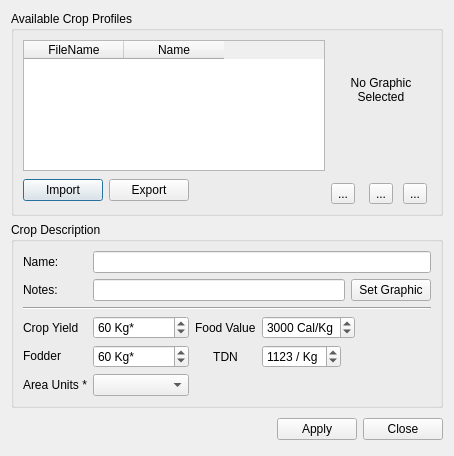
Qt form src/ui/lacropmanagerbase.ui (arkygeek/landuseanalyst) before a commit.
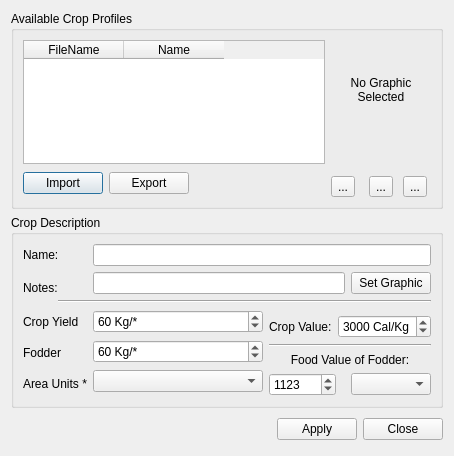
The same form after that commit. Icons and pictures are not drawn.

Commit message: lacrop and lacropmanager updated to incorporate additional fields required for dairy and dual values for energy type of fodder

Patch:
```diff
--- a/src/ui/lacropmanagerbase.ui
+++ b/src/ui/lacropmanagerbase.ui
@@ -15,49 +15,25 @@
   <property name="windowIcon" >
    <iconset resource="../resources/resources.qrc" >:/la_icon_small.png</iconset>
   </property>
-  <layout class="QGridLayout" >
+  <layout class="QGridLayout" name="gridLayout_2" >
    <item row="0" column="0" colspan="3" >
     <widget class="QGroupBox" name="grpProfiles" >
      <property name="title" >
       <string>Available Crop Profiles</string>
      </property>
      <layout class="QGridLayout" >
-      <property name="leftMargin" >
+      <property name="margin" >
        <number>9</number>
       </property>
-      <property name="topMargin" >
-       <number>9</number>
-      </property>
-      <property name="rightMargin" >
-       <number>9</number>
-      </property>
-      <property name="bottomMargin" >
-       <number>9</number>
-      </property>
-      <property name="horizontalSpacing" >
-       <number>6</number>
-      </property>
-      <property name="verticalSpacing" >
+      <property name="spacing" >
        <number>6</number>
       </property>
       <item rowspan="2" row="0" column="3" >
        <layout class="QGridLayout" >
-        <property name="leftMargin" >
+        <property name="margin" >
          <number>0</number>
         </property>
-        <property name="topMargin" >
-         <number>0</number>
-        </property>
-        <property name="rightMargin" >
-         <number>0</number>
-        </property>
-        <property name="bottomMargin" >
-         <number>0</number>
-        </property>
-        <property name="horizontalSpacing" >
-         <number>6</number>
-        </property>
-        <property name="verticalSpacing" >
+        <property name="spacing" >
          <number>6</number>
         </property>
         <item row="2" column="0" >
@@ -266,15 +242,15 @@
      <property name="title" >
       <string>Crop Description</string>
      </property>
-     <layout class="QGridLayout" >
-      <item row="0" column="0" >
+     <layout class="QGridLayout" name="gridLayout" >
+      <item row="0" column="0" colspan="2" >
        <widget class="QLabel" name="label" >
         <property name="text" >
          <string>Name:</string>
         </property>
        </widget>
       </item>
-      <item row="0" column="1" colspan="3" >
+      <item row="0" column="2" colspan="4" >
        <widget class="QLineEdit" name="leName" >
         <property name="whatsThis" >
          <string>&lt;html>&lt;head>&lt;meta name="qrichtext" content="1" />&lt;style type="text/css">
@@ -284,14 +260,14 @@
         </property>
        </widget>
       </item>
-      <item row="1" column="0" >
+      <item rowspan="2" row="1" column="0" colspan="2" >
        <widget class="QLabel" name="label_4" >
         <property name="text" >
          <string>Notes:</string>
         </property>
        </widget>
       </item>
-      <item row="1" column="1" colspan="2" >
+      <item row="1" column="2" colspan="3" >
        <widget class="QLineEdit" name="leDescription" >
         <property name="whatsThis" >
          <string>&lt;html>&lt;head>&lt;meta name="qrichtext" content="1" />&lt;style type="text/css">
@@ -301,7 +277,7 @@
         </property>
        </widget>
       </item>
-      <item row="1" column="3" >
+      <item row="1" column="5" >
        <widget class="QPushButton" name="pbnCropPic" >
         <property name="sizePolicy" >
          <sizepolicy vsizetype="Fixed" hsizetype="Fixed" >
@@ -314,14 +290,14 @@
         </property>
        </widget>
       </item>
-      <item row="2" column="0" colspan="4" >
+      <item row="2" column="1" colspan="5" >
        <widget class="Line" name="line_2" >
         <property name="orientation" >
          <enum>Qt::Horizontal</enum>
         </property>
        </widget>
       </item>
-      <item rowspan="2" row="3" column="0" >
+      <item rowspan="5" row="3" column="0" colspan="2" >
        <layout class="QVBoxLayout" >
         <item>
          <widget class="QLabel" name="labelPlantDescription4" >
@@ -382,10 +358,10 @@
         </item>
        </layout>
       </item>
-      <item rowspan="2" row="3" column="1" >
+      <item rowspan="5" row="3" column="2" >
        <layout class="QVBoxLayout" >
         <item>
-         <widget class="QSpinBox" name="spinBoxCropYield" >
+         <widget class="QSpinBox" name="sbCropYield" >
           <property name="sizePolicy" >
            <sizepolicy vsizetype="Fixed" hsizetype="Expanding" >
             <horstretch>0</horstretch>
@@ -405,7 +381,7 @@
 &lt;p style=" margin-top:0px; margin-bottom:0px; margin-left:0px; margin-right:0px; -qt-block-indent:0; text-indent:0px;">Here you must enter what you think the average yield for the crop would have been. This is a measure of Kg produced per the given area of sown land.&lt;/p>&lt;/body>&lt;/html></string>
           </property>
           <property name="suffix" >
-           <string> Kg*</string>
+           <string> Kg/*</string>
           </property>
           <property name="maximum" >
            <number>400</number>
@@ -416,7 +392,7 @@
          </widget>
         </item>
         <item>
-         <widget class="QSpinBox" name="spinBoxCropFodderProduction" >
+         <widget class="QSpinBox" name="sbCropFodderProduction" >
           <property name="sizePolicy" >
            <sizepolicy vsizetype="Fixed" hsizetype="Expanding" >
             <horstretch>0</horstretch>
@@ -438,7 +414,7 @@
 &lt;p style=" margin-top:0px; margin-bottom:0px; margin-left:0px; margin-right:0px; -qt-block-indent:0; text-indent:0px;">Fodder is the straw and chaff left after harvesting the grain.  Enter the number of Kilograms expected to be produced from this crop per (either) dunum or hectare.  &lt;span style=" font-weight:600; color:#0000ff;">Note that this fodder amount is solely for consumption by animals.&lt;/span>  If straw or chaff is being used for other purposes, it must be taken out of the total expected fodder level.&lt;/p>&lt;/body>&lt;/html></string>
           </property>
           <property name="suffix" >
-           <string> Kg*</string>
+           <string> Kg/*</string>
           </property>
           <property name="maximum" >
            <number>400</number>
@@ -473,17 +449,15 @@
         </item>
        </layout>
       </item>
-      <item row="3" column="2" colspan="2" >
-       <layout class="QGridLayout" >
-        <item row="0" column="0" >
+      <item row="4" column="3" >
          <widget class="QLabel" name="label_2" >
           <property name="text" >
-           <string>Food Value</string>
+         <string>Crop Value:</string>
           </property>
          </widget>
         </item>
-        <item row="0" column="1" >
-         <widget class="QSpinBox" name="spinBoxCropCalories" >
+      <item row="4" column="4" colspan="2" >
+       <widget class="QSpinBox" name="sbCropCalories" >
           <property name="sizePolicy" >
            <sizepolicy vsizetype="Fixed" hsizetype="Fixed" >
             <horstretch>0</horstretch>
@@ -516,31 +490,25 @@
           </property>
          </widget>
         </item>
-        <item row="0" column="2" >
-         <spacer>
+      <item row="5" column="3" colspan="3" >
+       <widget class="Line" name="line" >
           <property name="orientation" >
            <enum>Qt::Horizontal</enum>
           </property>
-          <property name="sizeHint" >
-           <size>
-            <width>71</width>
-            <height>20</height>
-           </size>
-          </property>
-         </spacer>
-        </item>
-        <item row="1" column="0" >
+       </widget>
+      </item>
+      <item row="6" column="3" colspan="3" >
          <widget class="QLabel" name="label_5" >
           <property name="text" >
-           <string>TDN</string>
+         <string>Food Value of Fodder:</string>
           </property>
           <property name="alignment" >
            <set>Qt::AlignCenter</set>
           </property>
          </widget>
         </item>
-        <item row="1" column="1" >
-         <widget class="QSpinBox" name="spinBoxCropFodderTDN" >
+      <item row="7" column="3" colspan="2" >
+       <widget class="QSpinBox" name="sbCropFodderValue" >
           <property name="sizePolicy" >
            <sizepolicy vsizetype="Fixed" hsizetype="Fixed" >
             <horstretch>0</horstretch>
@@ -560,13 +528,13 @@
 &lt;p style=" margin-top:0px; margin-bottom:0px; margin-left:0px; margin-right:0px; -qt-block-indent:0; text-indent:0px;">Food value of fodder when used as feed for domestic animals.  This is measured in calories per kilogram.&lt;/p>&lt;/body>&lt;/html></string>
           </property>
           <property name="suffix" >
-           <string> / Kg</string>
+         <string/>
           </property>
           <property name="minimum" >
            <number>1</number>
           </property>
           <property name="maximum" >
-           <number>5000</number>
+         <number>500000</number>
           </property>
           <property name="singleStep" >
            <number>10</number>
@@ -576,35 +544,19 @@
           </property>
          </widget>
         </item>
-        <item row="1" column="2" >
-         <spacer>
-          <property name="orientation" >
-           <enum>Qt::Horizontal</enum>
-          </property>
-          <property name="sizeHint" >
-           <size>
-            <width>71</width>
-            <height>20</height>
-           </size>
-          </property>
-         </spacer>
-        </item>
-       </layout>
-      </item>
-      <item row="4" column="2" colspan="2" >
-       <spacer>
-        <property name="orientation" >
-         <enum>Qt::Horizontal</enum>
-        </property>
-        <property name="sizeHint" >
-         <size>
-          <width>241</width>
-          <height>20</height>
-         </size>
-        </property>
-       </spacer>
-      </item>
-     </layout>
+      <item row="7" column="5" >
+       <widget class="QComboBox" name="comboBoxFodderEnergyType" />
+      </item>
+     </layout>
+     <zorder>label</zorder>
+     <zorder>leName</zorder>
+     <zorder>label_4</zorder>
+     <zorder>leDescription</zorder>
+     <zorder>pbnCropPic</zorder>
+     <zorder>line_2</zorder>
+     <zorder>line</zorder>
+     <zorder>sbCropFodderValue</zorder>
+     <zorder>comboBoxFodderEnergyType</zorder>
     </widget>
    </item>
    <item row="2" column="0" >
@@ -612,7 +564,7 @@
      <property name="orientation" >
       <enum>Qt::Horizontal</enum>
      </property>
-     <property name="sizeHint" >
+     <property name="sizeHint" stdset="0" >
       <size>
        <width>31</width>
        <height>31</height>
```
Left out of the diff: 26 changed lines with no effect on the pictures. Lines whose indentation alone changed are shown as unchanged. The commit also changes 10 other files.
